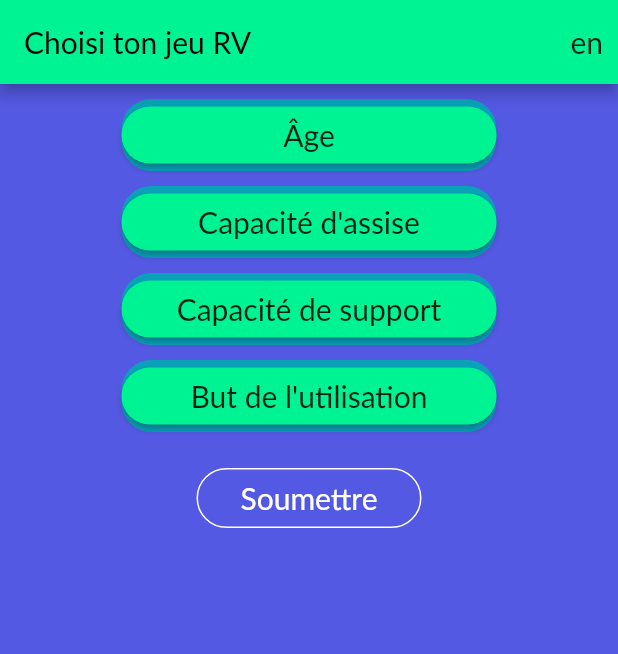
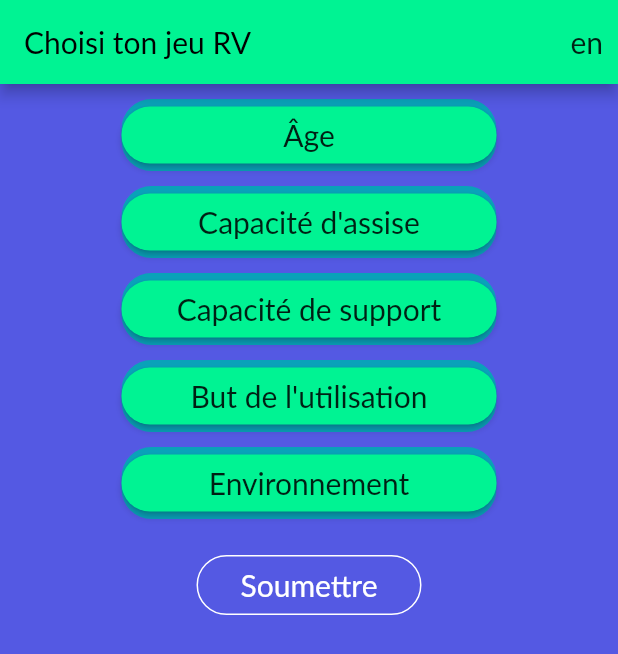
Before and after one commit to cr-crme/decide_vr, a Flutter app: the screen it shows after launch, on a phone screen of 412 x 824 dp. Shown: the top 654 px of the screen. Run offline on Flutter 3.47's test engine with Material 2 defaults, Android fonts, the phone set to English and light mode, and no system bars.

Commit message:
Added an option template and environment

```diff
--- a/lib/common/misc/locale_text.dart
+++ b/lib/common/misc/locale_text.dart
@@ -14,6 +14,8 @@ class LocaleText with ChangeNotifier {
   static LocaleText of(BuildContext context, {bool listen = true}) {
     return Provider.of<LocaleText>(context, listen: listen);
   }
+
+  String get template => {'en': 'Template', 'fr': 'Canevas'}[language]!;
 
   String get title =>
       {'en': 'Decide your VR game', 'fr': 'Choisi ton jeu RV'}[language]!;
@@ -55,5 +57,8 @@ class LocaleText with ChangeNotifier {
   String get bimanualUpperExtremity =>
       {'en': 'Bimanual upper extremity', 'fr': 'Ambidextrie'}[language]!;
 
+  String get environment =>
+      {'en': 'Environment', 'fr': 'Environnement'}[language]!;
+
   String get submit => {'en': 'Submit', 'fr': 'Soumettre'}[language]!;
 }
--- /dev/null
+++ b/lib/common/models/environment.dart
@@ -0,0 +1,30 @@
+import 'package:provider/provider.dart';
+
+import './option.dart';
+import '../misc/locale_text.dart';
+import '../providers/answers.dart';
+
+class Environment implements Option {
+
+  Environment() : choice = -1;
+  Environment._fromChoice(this.choice);
+
+  final int choice;
+  static Environment get option1 => Environment._fromChoice(0);
+
+  @override
+  String title(context, {listen = true}) {
+    switch (choice) {
+      case 0:
+        return LocaleText.of(context, listen: listen).template;
+      default:
+        return LocaleText.of(context, listen: listen).template;
+    }
+  }
+
+  @override
+  void clickAnswerCallback(context) {
+    final answers = Provider.of<Answers>(context, listen: false);
+    answers.environment = this;
+  }
+}
--- /dev/null
+++ b/lib/common/models/option_template.dart
@@ -0,0 +1,35 @@
+import 'package:provider/provider.dart';
+
+import './option.dart';
+import '../misc/locale_text.dart';
+import '../providers/answers.dart';
+
+class OptionTemplate implements Option {
+  // This is not a real option, but it can be used as a template to create new
+  // options
+
+  OptionTemplate() : choice = -1;
+  OptionTemplate._fromChoice(this.choice);
+
+  final int choice;
+  static OptionTemplate get option1 => OptionTemplate._fromChoice(0);
+  static OptionTemplate get option2 => OptionTemplate._fromChoice(1);
+
+  @override
+  String title(context, {listen = true}) {
+    switch (choice) {
+      case 0:
+        return LocaleText.of(context, listen: listen).template;
+      case 1:
+        return LocaleText.of(context, listen: listen).template;
+      default:
+        return LocaleText.of(context, listen: listen).template;
+    }
+  }
+
+  @override
+  void clickAnswerCallback(context) {
+    final answers = Provider.of<Answers>(context, listen: false);
+    answers.template = this;
+  }
+}
--- a/lib/common/providers/answers.dart
+++ b/lib/common/providers/answers.dart
@@ -1,7 +1,9 @@
 import 'package:flutter/foundation.dart';
 
 import '../models/age.dart';
+import '../models/environment.dart';
 import '../models/game_goal.dart';
+import '../models/option_template.dart';
 import '../models/sitting_ability.dart';
 import '../models/standing_ability.dart';
 
@@ -11,11 +13,14 @@ class Answers extends ChangeNotifier {
     sittingAbility,
     standingAbility,
     gameGoal,
+    environment,
   })  : _age = age ?? Age.all,
         _sittingAbility = sittingAbility ?? SittingAbility.dynamicWithSupport,
         _standingAbility =
             standingAbility ?? StandingAbility.dynamicWithSupport,
-        _gameGoal = gameGoal ?? GameGoal.endurance;
+        _gameGoal = gameGoal ?? GameGoal.endurance,
+        _environment = environment ?? Environment.option1,
+        _template = OptionTemplate.option1;
 
   Age _age;
   Age get age => _age;
@@ -44,4 +49,18 @@ class Answers extends ChangeNotifier {
     _gameGoal = value;
     notifyListeners();
   }
+
+  Environment _environment;
+  Environment get environment => _environment;
+  set environment(Environment value) {
+    _environment = value;
+    notifyListeners();
+  }
+
+  OptionTemplate _template;
+  OptionTemplate get template => _template;
+  set template(OptionTemplate value) {
+    _template = value;
+    notifyListeners();
+  }
 }
--- a/lib/common/widgets/submit_button.dart
+++ b/lib/common/widgets/submit_button.dart
@@ -27,7 +27,8 @@ class SubmitButton extends StatelessWidget {
         '${LocaleText.of(context, listen: false).age}: ${answers.age.title(context, listen: false)}\n'
         '${LocaleText.of(context, listen: false).sittingAbility}: ${answers.sittingAbility.title(context, listen: false)}\n'
         '${LocaleText.of(context, listen: false).standingAbility}: ${answers.standingAbility.title(context, listen: false)}\n'
-        '${LocaleText.of(context, listen: false).gameGoal}: ${answers.gameGoal.title(context, listen: false)}\n',
+        '${LocaleText.of(context, listen: false).gameGoal}: ${answers.gameGoal.title(context, listen: false)}\n'
+        '${LocaleText.of(context, listen: false).environment}: ${answers.environment.title(context, listen: false)}\n',
       ),
     );
 
--- a/lib/screens/fill_info_screen.dart
+++ b/lib/screens/fill_info_screen.dart
@@ -2,6 +2,7 @@ import 'package:flutter/material.dart';
 
 import '../common/misc/locale_text.dart';
 import '../common/models/age.dart';
+import '../common/models/environment.dart';
 import '../common/models/game_goal.dart';
 import '../common/models/sitting_ability.dart';
 import '../common/models/standing_ability.dart';
@@ -83,6 +84,16 @@ class FillingInfoScreen extends StatelessWidget {
                 ),
               ),
               Padding(
+                padding: EdgeInsets.only(top: _spacing),
+                child: SectionButton(
+                  LocaleText.of(context).environment,
+                  options: [Environment.option1],
+                  width: _buttonWidth,
+                  cornerRadius: _buttonRadius,
+                  defaultOption: DefaultOption.first,
+                ),
+              ),
+              Padding(
                 padding: const EdgeInsets.symmetric(vertical: 20.0),
                 child: SubmitButton(
                   LocaleText.of(context).submit,
```
